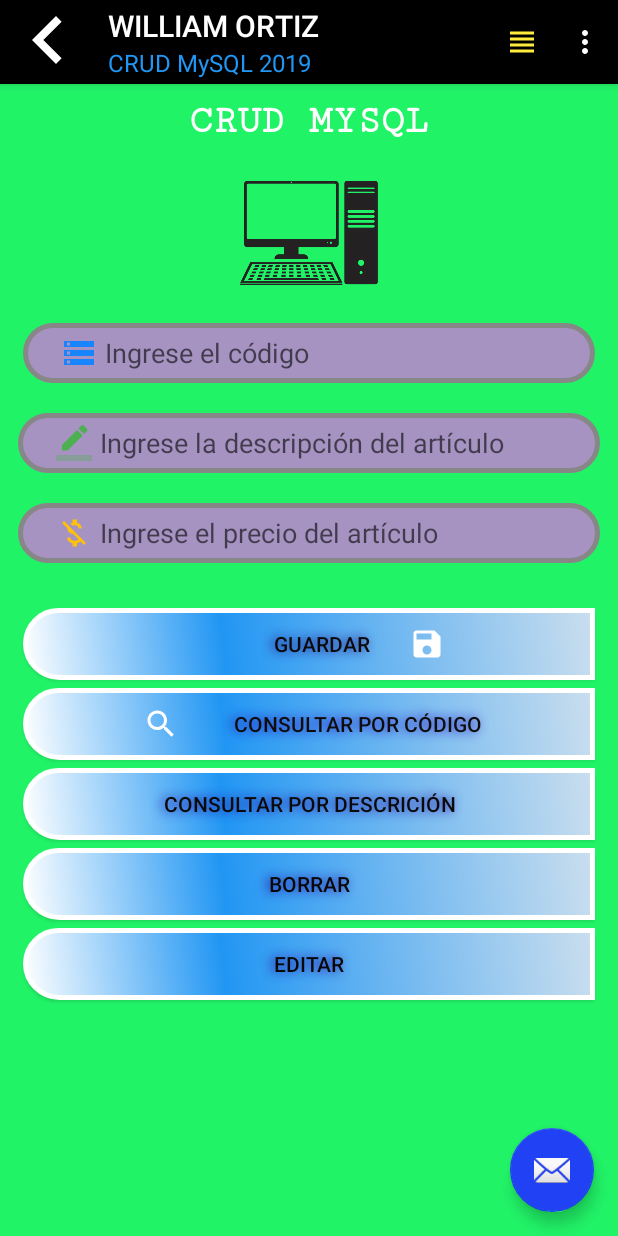
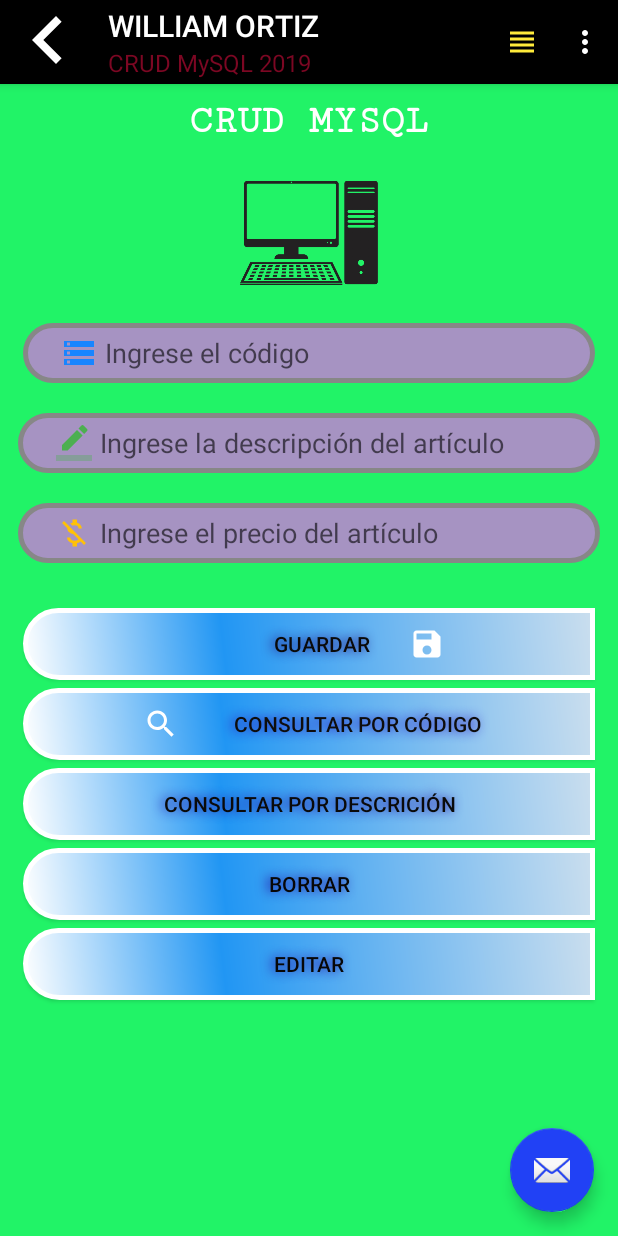
Before and after one commit to william05913/MySQL, an Android app: the screen it shows after launch (MainActivity), on a phone screen of 412 x 824 dp. Run offline under Robolectric (Android 15) with nearby library versions, the phone set to English and light mode, and no system bars; our stand-ins replace Volley.

Commit message:
se le cambio el color de mycolor

```diff
--- a/app/src/main/res/values/colors.xml
+++ b/app/src/main/res/values/colors.xml
@@ -8,7 +8,7 @@
     <color name="black">#000000</color>
 
     <color name="grey">#797575</color>
-    <color name="mycolor">#2196F3</color>
+    <color name="mycolor">#7C0723</color>
     <color name="mycolor1">#FFF</color>
 
 </resources>
```
